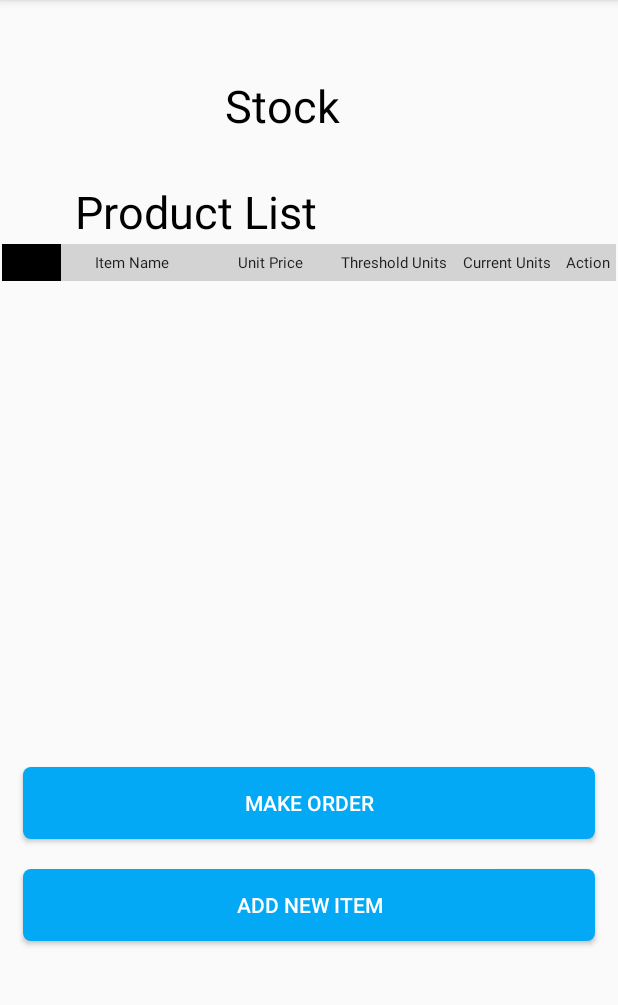
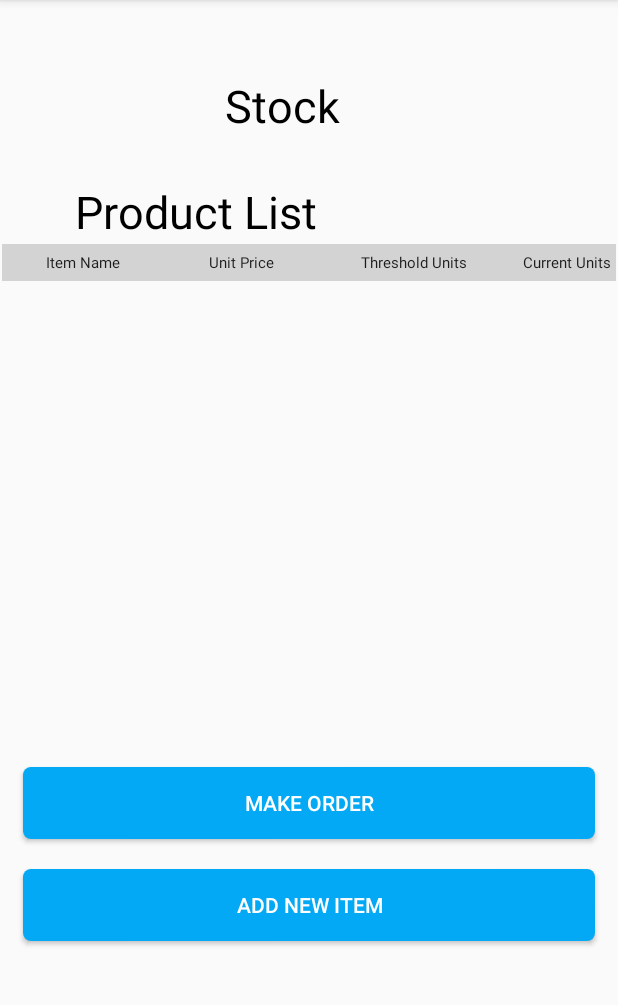
Before and after one commit to TharushiRachel/CSSE_MobileApp, an Android app: the ViewStock screen opened directly, with no data from a screen before it, on a phone screen of 412 x 824 dp, the part 84-1089 px from its top. Run offline under Robolectric (Android 15) with nearby library versions, the phone set to English and light mode, and no system bars; our stand-ins replace Firebase (no records; nobody signed in at launch, a user with empty details on screens opened directly).

Commit message:
View Stock items done

```diff
--- a/app/src/main/java/com/example/csse_mobileapp/SiteDetails.java
+++ b/app/src/main/java/com/example/csse_mobileapp/SiteDetails.java
@@ -38,7 +38,6 @@ public class SiteDetails extends AppCompatActivity {
         vendorType = findViewById(R.id.vendorT);
         deliveryDate = findViewById(R.id.ddate);
         deliveryLocation = findViewById(R.id.location);
-        status = findViewById(R.id.bstatus);
         orderDate = findViewById(R.id.odate);
         number = findViewById(R.id.number);
         email = findViewById(R.id.email);
--- a/app/src/main/java/com/example/csse_mobileapp/ViewStock.java
+++ b/app/src/main/java/com/example/csse_mobileapp/ViewStock.java
@@ -36,7 +36,7 @@ public class ViewStock extends AppCompatActivity {
 
 
 
-        action = findViewById(R.id.action_chkb);
+
 
         myListView = findViewById(R.id.myListView);
 //        itemListView = findViewById(R.id.myItemView);
--- a/app/src/main/res/layout/activity_add_items.xml
+++ b/app/src/main/res/layout/activity_add_items.xml
@@ -55,6 +55,7 @@
         android:layout_height="wrap_content"
         android:background="@drawable/input_design"
         android:layout_below="@id/unitPrice_text"
+        android:inputType="number"
         android:padding="7dp"
         android:layout_marginLeft="15dp"
         android:layout_marginRight="15dp"
@@ -78,6 +79,7 @@
         android:background="@drawable/input_design"
         android:layout_below="@id/thresholdUnit_text"
         android:padding="7dp"
+        android:inputType="number"
         android:layout_marginLeft="15dp"
         android:layout_marginRight="15dp"
         />
@@ -99,6 +101,7 @@
         android:layout_height="wrap_content"
         android:background="@drawable/input_design"
         android:layout_below="@id/currentUnits_text"
+        android:inputType="number"
         android:padding="7dp"
         android:layout_marginLeft="15dp"
         android:layout_marginRight="15dp"
--- a/app/src/main/res/layout/activity_site_details.xml
+++ b/app/src/main/res/layout/activity_site_details.xml
@@ -194,6 +194,7 @@
             android:layout_height="wrap_content"
             android:background="@drawable/input_design"
             android:layout_below="@id/number_text"
+            android:inputType="number"
             android:padding="7dp"
             android:layout_marginLeft="15dp"
             android:layout_marginRight="215dp"
--- a/app/src/main/res/layout/activity_view_stock.xml
+++ b/app/src/main/res/layout/activity_view_stock.xml
@@ -35,7 +35,7 @@
         android:gravity="center">
 
         <TableRow
-            android:background="#000000"
+            android:background="#D3D3D3"
             android:layout_width="fill_parent"
             android:layout_height="0dp"
             android:layout_margin="1dp"
@@ -48,7 +48,7 @@
                 android:layout_height="match_parent"
                 android:textAppearance="?android:attr/textAppearanceLarge"
                 android:text="Item Name "
-                android:layout_column="1"
+                android:layout_column="0"
                 android:background="#D3D3D3"
                 android:gravity="center"
                 android:padding="3dp"
@@ -62,7 +62,7 @@
                 android:text="Unit Price"
                 android:background="#D3D3D3"
                 android:gravity="center"
-                android:layout_column="2"
+                android:layout_column="1"
                 android:textSize="10dp"
                 />
 
@@ -85,22 +85,11 @@
                 android:text="Current Units"
                 android:background="#D3D3D3"
                 android:gravity="center"
-                android:layout_column="2"
+                android:layout_column="3"
                 android:padding="5dp"
                 android:textSize="10dp"
                 />
 
-            <TextView
-                android:layout_width="wrap_content"
-                android:layout_height="match_parent"
-                android:textAppearance="?android:attr/textAppearanceLarge"
-                android:text="Action"
-                android:background="#D3D3D3"
-                android:gravity="center"
-                android:layout_column="2"
-                android:padding="5dp"
-                android:textSize="10dp"
-                />
 
 
         </TableRow>
@@ -110,7 +99,8 @@
             android:id="@+id/myListView"
             android:layout_width="match_parent"
             android:layout_height="wrap_content"
-            android:padding="5dp"/>
+            android:padding="5dp"
+            android:layout_marginTop="180dp"/>
 
 
 
```
Also changed, not shown: app/src/main/res/layout/list_items.xml (+18 -25 lines).
